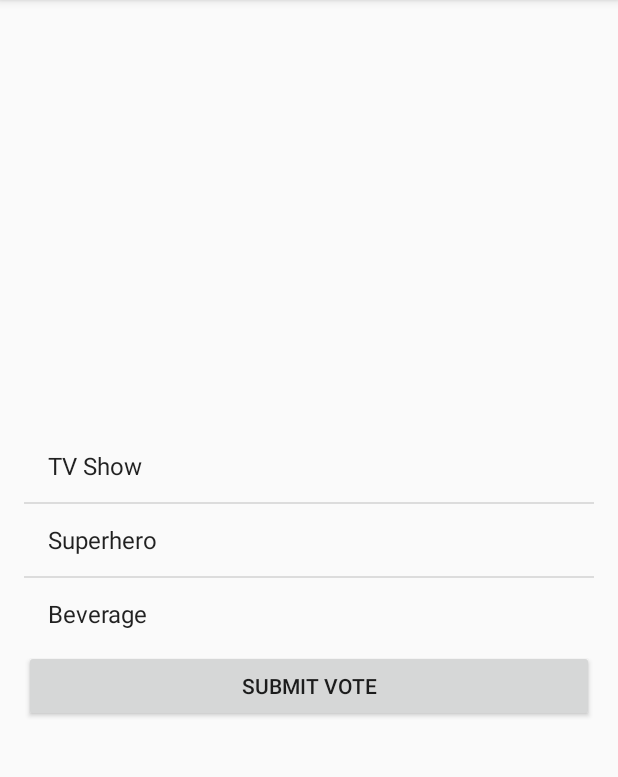
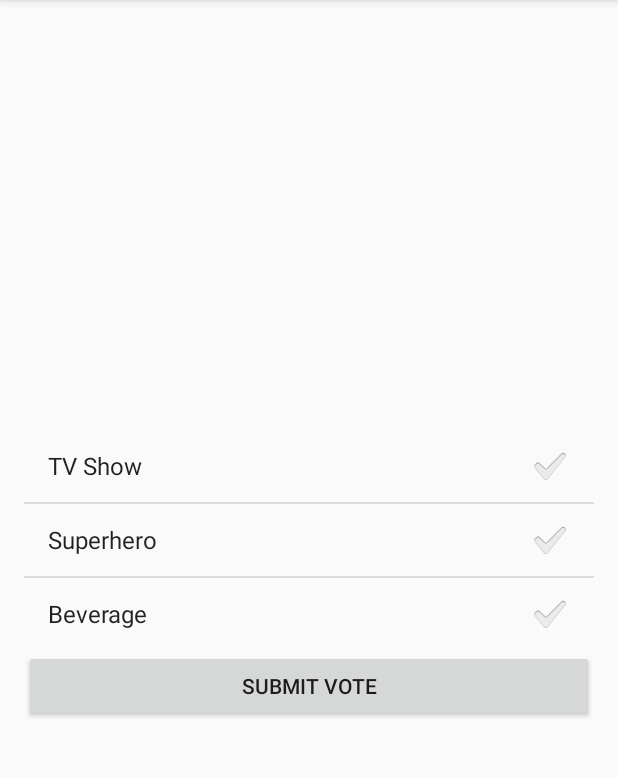
Before and after one commit to paarasbhandari/CMSC436-Fall2020-Group-Project, an Android app: the screen it shows after launch once a user with an empty profile is signed in (CategoriesActivity), on a phone screen of 412 x 824 dp, the part 84-861 px from its top. Run offline under Robolectric (Android 15) with nearby library versions, the phone set to English and light mode, and no system bars; our stand-ins replace Firebase (no records; nobody signed in at launch, a user with empty details on screens opened directly).

Commit message:
new branch init

```diff
--- a/VoteChain/app/src/main/java/com/cmsc436/votechain/CategoriesActivity.kt
+++ b/VoteChain/app/src/main/java/com/cmsc436/votechain/CategoriesActivity.kt
@@ -29,6 +29,7 @@ private var database: FirebaseDatabase? = null
 
 class CategoriesActivity : AppCompatActivity() {
 
+    // small change for push
 
     companion object {
 
@@ -56,7 +57,7 @@ class CategoriesActivity : AppCompatActivity() {
 
         listViewCategories = findViewById<View>(R.id.listViewCategories) as ListView
         val categoryList = arrayOf("TV Show", "Superhero", "Beverage")
-        val adapter = ArrayAdapter(this, android.R.layout.simple_list_item_1, categoryList)
+        val adapter = ArrayAdapter(this, android.R.layout.simple_list_item_checked, categoryList)
         listViewCategories.adapter = adapter
 
         listViewCategories.onItemClickListener = AdapterView.OnItemClickListener { adapterView, view, i, l ->
@@ -66,6 +67,8 @@ class CategoriesActivity : AppCompatActivity() {
             //creating an intent
             val intent = Intent(applicationContext, VotingActivity::class.java)
             intent.putExtra("CATEGORY", category)
+            intent.putExtra("CURENT_VOTE", current_vote)
+
             intent.putExtra(SUPER_HERO_VOTE_KEY, superheroVoteValue)
             intent.putExtra(TV_SHOW_VOTE_KEY, tvShowVoteValue)
             intent.putExtra(BEVERAGE_VOTE_KEY, beverageVoteValue)
```
